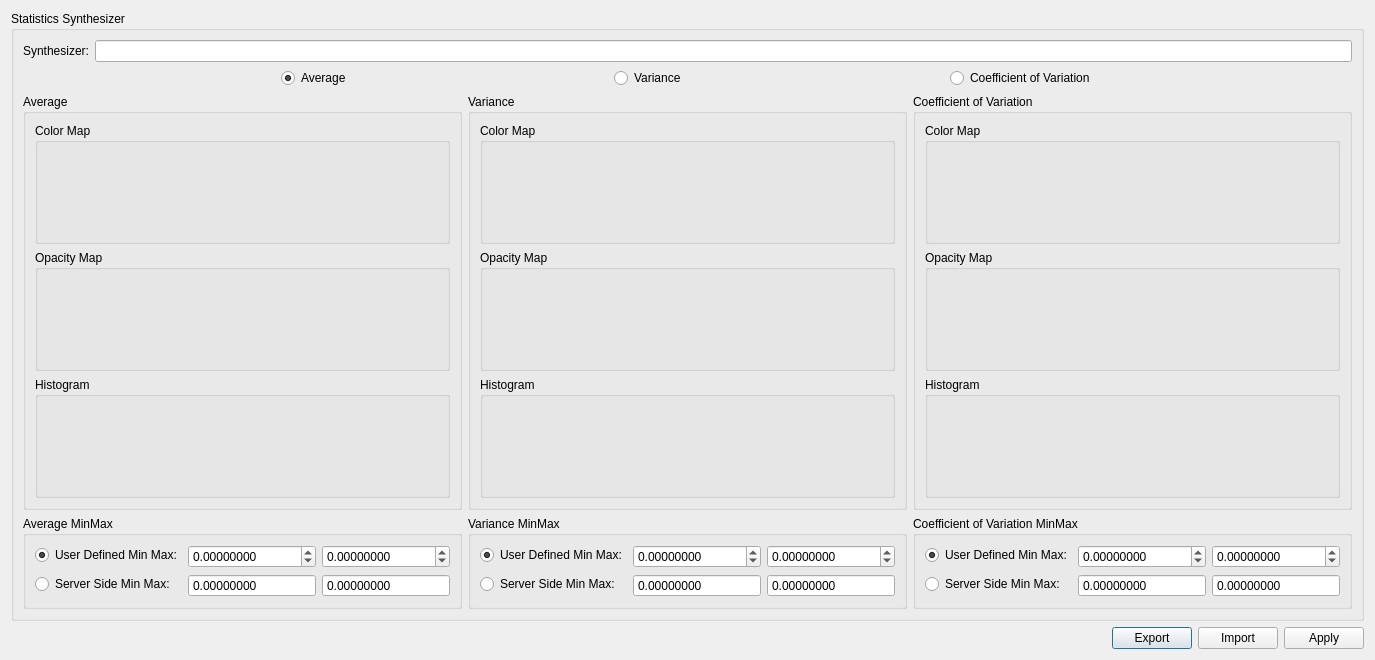
First picture: the form in Client/Widgets/EnsembleTransferFunctionEditor.ui, repository CCSEPBVR/CS-IS-PBVR, before the edit.
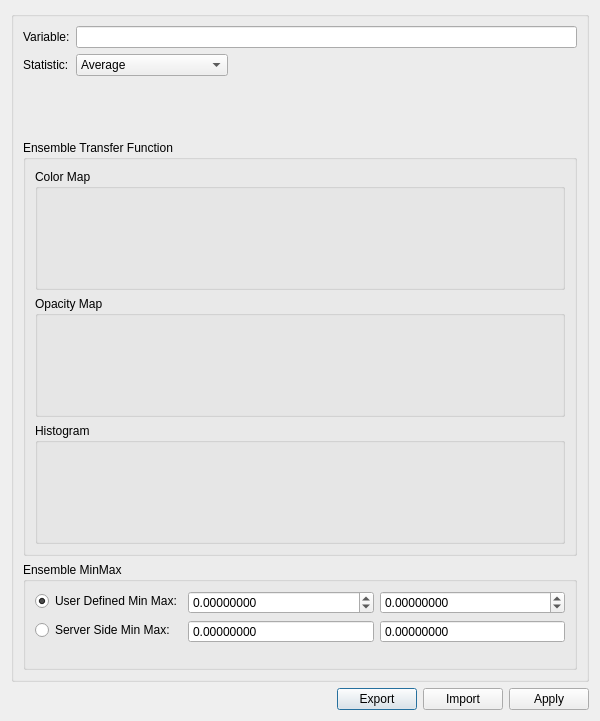
Second picture: the form after the edit. Custom widgets are drawn as their Qt base class.

Commit message: Client EnsembleTransferFunctionEditorのレイアウトを修正 - 統計選択をラジオボタンからコンボボックスへ変更し、Transfer FunctionとMinMaxのUIを1セットに共通化する - 統計ごとの設定値は内部状態として保持し、選択切り替え時に保存・復元するようにする - ラベル配置やダイアログ幅を調整

Patch:
```diff
--- a/Client/Widgets/EnsembleTransferFunctionEditor.ui
+++ b/Client/Widgets/EnsembleTransferFunctionEditor.ui
@@ -6,8 +6,8 @@
    <rect>
     <x>0</x>
     <y>0</y>
-    <width>1100</width>
-    <height>560</height>
+    <width>600</width>
+    <height>721</height>
    </rect>
   </property>
   <property name="windowTitle">
@@ -17,7 +17,7 @@
    <item>
     <widget class="QGroupBox" name="m_statistics_synthesizer_group_box">
      <property name="title">
-      <string>Statistics Synthesizer</string>
+      <string/>
      </property>
      <layout class="QVBoxLayout" name="m_main_layout">
       <item>
@@ -28,92 +28,55 @@
         <item row="0" column="0">
          <widget class="QLabel" name="m_statistics_synthesizer_label">
           <property name="text">
-           <string>Synthesizer:</string>
+           <string>Variable:</string>
           </property>
          </widget>
         </item>
         <item row="0" column="1">
          <widget class="QLineEdit" name="m_statistics_synthesizer_line_edit"/>
         </item>
-       </layout>
-      </item>
-      <item>
-       <layout class="QHBoxLayout" name="m_statistics_selection_layout">
-        <item>
-         <spacer name="m_statistics_left_spacer">
-          <property name="orientation">
-           <enum>Qt::Horizontal</enum>
-          </property>
-          <property name="sizeHint" stdset="0">
-           <size>
-            <width>40</width>
-            <height>20</height>
-           </size>
-          </property>
-         </spacer>
-        </item>
-        <item>
-         <widget class="QRadioButton" name="m_average_radio_button">
+        <item row="1" column="0">
+         <widget class="QLabel" name="m_statistics_label">
           <property name="text">
-           <string>Average</string>
+           <string>Statistic:</string>
           </property>
-          <property name="checked">
-           <bool>true</bool>
-          </property>
          </widget>
         </item>
-        <item>
-         <spacer name="m_statistics_middle_spacer_1">
-          <property name="orientation">
-           <enum>Qt::Horizontal</enum>
-          </property>
-          <property name="sizeHint" stdset="0">
-           <size>
-            <width>40</width>
-            <height>20</height>
-           </size>
-          </property>
-         </spacer>
-        </item>
-        <item>
-         <widget class="QRadioButton" name="m_variance_radio_button">
-          <property name="text">
-           <string>Variance</string>
-          </property>
-         </widget>
-        </item>
-        <item>
-         <spacer name="m_statistics_middle_spacer_2">
-          <property name="orientation">
-           <enum>Qt::Horizontal</enum>
-          </property>
-          <property name="sizeHint" stdset="0">
-           <size>
-            <width>40</width>
-            <height>20</height>
-           </size>
-          </property>
-         </spacer>
-        </item>
-        <item>
-         <widget class="QRadioButton" name="m_coefficient_variation_radio_button">
-          <property name="text">
-           <string>Coefficient of Variation</string>
-          </property>
-         </widget>
-        </item>
-        <item>
-         <spacer name="m_statistics_right_spacer">
-          <property name="orientation">
-           <enum>Qt::Horizontal</enum>
-          </property>
-          <property name="sizeHint" stdset="0">
-           <size>
-            <width>40</width>
-            <height>20</height>
-           </size>
-          </property>
-         </spacer>
+        <item row="1" column="1">
+         <layout class="QHBoxLayout" name="m_statistics_selection_layout">
+          <item>
+           <widget class="QComboBox" name="m_statistics_combo_box">
+            <item>
+             <property name="text">
+              <string>Average</string>
+             </property>
+            </item>
+            <item>
+             <property name="text">
+              <string>Variance</string>
+             </property>
+            </item>
+            <item>
+             <property name="text">
+              <string>Coefficient of Variation</string>
+             </property>
+            </item>
+           </widget>
+          </item>
+          <item>
+           <spacer name="m_statistics_right_spacer">
+            <property name="orientation">
+             <enum>Qt::Orientation::Horizontal</enum>
+            </property>
+            <property name="sizeHint" stdset="0">
+             <size>
+              <width>40</width>
+              <height>20</height>
+             </size>
+            </property>
+           </spacer>
+          </item>
+         </layout>
         </item>
        </layout>
       </item>
@@ -122,7 +85,7 @@
         <item>
          <widget class="QGroupBox" name="m_average_transfer_function_group_box">
           <property name="title">
-           <string>Average</string>
+           <string>Ensemble Transfer Function</string>
           </property>
           <layout class="QVBoxLayout" name="m_average_transfer_function_layout">
            <item>
@@ -132,8 +95,7 @@
              </property>
              <layout class="QVBoxLayout" name="m_average_color_map_layout">
               <item>
-               <!-- Embed point: replace or initialize with the existing TransferFunctionEditor ColorMap widget behavior. -->
-               <widget class="ColorMap" name="m_average_color_map" native="true">
+               <widget class="ColorMap" name="m_color_map" native="true">
                 <property name="minimumSize">
                  <size>
                   <width>0</width>
@@ -152,8 +114,7 @@
              </property>
              <layout class="QVBoxLayout" name="m_average_opacity_map_layout">
               <item>
-               <!-- Embed point: replace or initialize with the existing TransferFunctionEditor OpacityMap widget behavior. -->
-               <widget class="OpacityMap" name="m_average_opacity_map" native="true">
+               <widget class="OpacityMap" name="m_opacity_map" native="true">
                 <property name="minimumSize">
                  <size>
                   <width>0</width>
@@ -172,146 +133,7 @@
              </property>
              <layout class="QVBoxLayout" name="m_average_histogram_layout">
               <item>
-               <!-- Embed point: replace or initialize with the existing TransferFunctionEditor Histogram widget behavior. -->
-               <widget class="Histogram" name="m_average_histogram" native="true">
-                <property name="minimumSize">
-                 <size>
-                  <width>0</width>
-                  <height>80</height>
-                 </size>
-                </property>
-               </widget>
-              </item>
-             </layout>
-            </widget>
-           </item>
-          </layout>
-         </widget>
-        </item>
-        <item>
-         <widget class="QGroupBox" name="m_variance_transfer_function_group_box">
-          <property name="title">
-           <string>Variance</string>
-          </property>
-          <layout class="QVBoxLayout" name="m_variance_transfer_function_layout">
-           <item>
-            <widget class="QGroupBox" name="m_variance_color_map_group_box">
-             <property name="title">
-              <string>Color Map</string>
-             </property>
-             <layout class="QVBoxLayout" name="m_variance_color_map_layout">
-              <item>
-               <!-- Embed point: replace or initialize with the existing TransferFunctionEditor ColorMap widget behavior. -->
-               <widget class="ColorMap" name="m_variance_color_map" native="true">
-                <property name="minimumSize">
-                 <size>
-                  <width>0</width>
-                  <height>80</height>
-                 </size>
-                </property>
-               </widget>
-              </item>
-             </layout>
-            </widget>
-           </item>
-           <item>
-            <widget class="QGroupBox" name="m_variance_opacity_map_group_box">
-             <property name="title">
-              <string>Opacity Map</string>
-             </property>
-             <layout class="QVBoxLayout" name="m_variance_opacity_map_layout">
-              <item>
-               <!-- Embed point: replace or initialize with the existing TransferFunctionEditor OpacityMap widget behavior. -->
-               <widget class="OpacityMap" name="m_variance_opacity_map" native="true">
-                <property name="minimumSize">
-                 <size>
-                  <width>0</width>
-                  <height>80</height>
-                 </size>
-                </property>
-               </widget>
-              </item>
-             </layout>
-            </widget>
-           </item>
-           <item>
-            <widget class="QGroupBox" name="m_variance_histogram_group_box">
-             <property name="title">
-              <string>Histogram</string>
-             </property>
-             <layout class="QVBoxLayout" name="m_variance_histogram_layout">
-              <item>
-               <!-- Embed point: replace or initialize with the existing TransferFunctionEditor Histogram widget behavior. -->
-               <widget class="Histogram" name="m_variance_histogram" native="true">
-                <property name="minimumSize">
-                 <size>
-                  <width>0</width>
-                  <height>80</height>
-                 </size>
-                </property>
-               </widget>
-              </item>
-             </layout>
-            </widget>
-           </item>
-          </layout>
-         </widget>
-        </item>
-        <item>
-         <widget class="QGroupBox" name="m_coefficient_variation_transfer_function_group_box">
-          <property name="title">
-           <string>Coefficient of Variation</string>
-          </property>
-          <layout class="QVBoxLayout" name="m_coefficient_variation_transfer_function_layout">
-           <item>
-            <widget class="QGroupBox" name="m_coefficient_variation_color_map_group_box">
-             <property name="title">
-              <string>Color Map</string>
-             </property>
-             <layout class="QVBoxLayout" name="m_coefficient_variation_color_map_layout">
-              <item>
-               <!-- Embed point: replace or initialize with the existing TransferFunctionEditor ColorMap widget behavior. -->
-               <widget class="ColorMap" name="m_coefficient_variation_color_map" native="true">
-                <property name="minimumSize">
-                 <size>
-                  <width>0</width>
-                  <height>80</height>
-                 </size>
-                </property>
-               </widget>
-              </item>
-             </layout>
-            </widget>
-           </item>
-           <item>
-            <widget class="QGroupBox" name="m_coefficient_variation_opacity_map_group_box">
-             <property name="title">
-              <string>Opacity Map</string>
-             </property>
-             <layout class="QVBoxLayout" name="m_coefficient_variation_opacity_map_layout">
-              <item>
-               <!-- Embed point: replace or initialize with the existing TransferFunctionEditor OpacityMap widget behavior. -->
-               <widget class="OpacityMap" name="m_coefficient_variation_opacity_map" native="true">
-                <property name="minimumSize">
-                 <size>
-                  <width>0</width>
-                  <height>80</height>
-                 </size>
-                </property>
-               </widget>
-              </item>
-             </layout>
-            </widget>
-           </item>
-           <item>
-            <widget class="QGroupBox" name="m_coefficient_variation_histogram_group_box">
-             <property name="title">
-              <string>Histogram</string>
-             </property>
-             <layout class="QVBoxLayout" name="m_coefficient_variation_histogram_layout">
-              <item>
-               <!-- Embed point: replace or initialize with the existing TransferFunctionEditor Histogram widget behavior. -->
-               <widget class="Histogram" name="m_coefficient_variation_histogram" native="true">
+               <widget class="Histogram" name="m_histogram" native="true">
                 <property name="minimumSize">
                  <size>
                   <width>0</width>
@@ -331,11 +153,11 @@
       <item>
        <layout class="QHBoxLayout" name="m_min_max_layout">
         <item>
-         <widget class="QGroupBox" name="m_average_min_max_group_box">
-         <property name="title">
-          <string>Average MinMax</string>
-         </property>
-          <layout class="QFormLayout" name="m_average_min_max_layout">
+         <widget class="QGroupBox" name="m_min_max_group_box">
+          <property name="title">
+           <string>Ensemble MinMax</string>
+          </property>
+          <layout class="QFormLayout" name="m_min_max_form_layout">
            <property name="fieldGrowthPolicy">
             <enum>QFormLayout::AllNonFixedFieldsGrow</enum>
            </property>
@@ -422,233 +244,7 @@
                 <bool>true</bool>
                </property>
                <property name="buttonSymbols">
-                <enum>QAbstractSpinBox::NoButtons</enum>
-               </property>
-               <property name="decimals">
-                <number>8</number>
-               </property>
-               <property name="minimum">
-                <double>-100000000000000000.000000000000000</double>
-               </property>
-               <property name="maximum">
-                <double>100000000000000000.000000000000000</double>
-               </property>
-               <property name="singleStep">
-                <double>0.100000000000000</double>
-               </property>
-              </widget>
-             </item>
-            </layout>
-           </item>
-          </layout>
-         </widget>
-        </item>
-        <item>
-         <widget class="QGroupBox" name="m_variance_min_max_group_box">
-         <property name="title">
-          <string>Variance MinMax</string>
-         </property>
-          <layout class="QFormLayout" name="m_variance_min_max_layout">
-           <property name="fieldGrowthPolicy">
-            <enum>QFormLayout::AllNonFixedFieldsGrow</enum>
-           </property>
-           <item row="0" column="0">
-            <widget class="QRadioButton" name="m_variance_user_min_max_radio_button">
-             <property name="text">
-              <string>User Defined Min Max:</string>
-             </property>
-             <property name="checked">
-              <bool>true</bool>
-             </property>
-            </widget>
-           </item>
-           <item row="0" column="1">
-            <layout class="QHBoxLayout" name="m_variance_user_min_max_input_layout">
-             <item>
-              <widget class="QDoubleSpinBox" name="m_variance_user_min_double_spin_box">
-               <property name="decimals">
-                <number>8</number>
-               </property>
-               <property name="minimum">
-                <double>-100000000000000000.000000000000000</double>
-               </property>
-               <property name="maximum">
-                <double>100000000000000000.000000000000000</double>
-               </property>
-               <property name="singleStep">
-                <double>0.100000000000000</double>
-               </property>
-              </widget>
-             </item>
-             <item>
-              <widget class="QDoubleSpinBox" name="m_variance_user_max_double_spin_box">
-               <property name="decimals">
-                <number>8</number>
-               </property>
-               <property name="minimum">
-                <double>-100000000000000000.000000000000000</double>
-               </property>
-               <property name="maximum">
-                <double>100000000000000000.000000000000000</double>
-               </property>
-               <property name="singleStep">
-                <double>0.100000000000000</double>
-               </property>
-              </widget>
-             </item>
-            </layout>
-           </item>
-           <item row="1" column="0">
-            <widget class="QRadioButton" name="m_variance_server_min_max_radio_button">
-             <property name="text">
-              <string>Server Side Min Max:</string>
-             </property>
-            </widget>
-           </item>
-           <item row="1" column="1">
-            <layout class="QHBoxLayout" name="m_variance_server_min_max_input_layout">
-             <item>
-              <widget class="QDoubleSpinBox" name="m_variance_server_min_double_spin_box">
-               <property name="readOnly">
-                <bool>true</bool>
-               </property>
-               <property name="buttonSymbols">
-                <enum>QAbstractSpinBox::NoButtons</enum>
-               </property>
-               <property name="decimals">
-                <number>8</number>
-               </property>
-               <property name="minimum">
-                <double>-100000000000000000.000000000000000</double>
-               </property>
-               <property name="maximum">
-                <double>100000000000000000.000000000000000</double>
-               </property>
-               <property name="singleStep">
-                <double>0.100000000000000</double>
-               </property>
-              </widget>
-             </item>
-             <item>
-              <widget class="QDoubleSpinBox" name="m_variance_server_max_double_spin_box">
-               <property name="readOnly">
-                <bool>true</bool>
-               </property>
-               <property name="buttonSymbols">
-                <enum>QAbstractSpinBox::NoButtons</enum>
-               </property>
-               <property name="decimals">
-                <number>8</number>
-               </property>
-               <property name="minimum">
-                <double>-100000000000000000.000000000000000</double>
-               </property>
-               <property name="maximum">
-                <double>100000000000000000.000000000000000</double>
-               </property>
-               <property name="singleStep">
-                <double>0.100000000000000</double>
-               </property>
-              </widget>
-             </item>
-            </layout>
-           </item>
-          </layout>
-         </widget>
-        </item>
-        <item>
-         <widget class="QGroupBox" name="m_coefficient_variation_min_max_group_box">
-         <property name="title">
-          <string>Coefficient of Variation MinMax</string>
-         </property>
-          <layout class="QFormLayout" name="m_coefficient_variation_min_max_layout">
-           <property name="fieldGrowthPolicy">
-            <enum>QFormLayout::AllNonFixedFieldsGrow</enum>
-           </property>
-           <item row="0" column="0">
-            <widget class="QRadioButton" name="m_coefficient_variation_user_min_max_radio_button">
-             <property name="text">
-              <string>User Defined Min Max:</string>
-             </property>
-             <property name="checked">
-              <bool>true</bool>
-             </property>
-            </widget>
-           </item>
-           <item row="0" column="1">
-            <layout class="QHBoxLayout" name="m_coefficient_variation_user_min_max_input_layout">
-             <item>
-              <widget class="QDoubleSpinBox" name="m_coefficient_variation_user_min_double_spin_box">
-               <property name="decimals">
-                <number>8</number>
-               </property>
-               <property name="minimum">
-                <double>-100000000000000000.000000000000000</double>
-               </property>
-               <property name="maximum">
-                <double>100000000000000000.000000000000000</double>
-               </property>
-               <property name="singleStep">
-                <double>0.100000000000000</double>
-               </property>
-              </widget>
-             </item>
-             <item>
-              <widget class="QDoubleSpinBox" name="m_coefficient_variation_user_max_double_spin_box">
-               <property name="decimals">
-                <number>8</number>
-               </property>
-               <property name="minimum">
-                <double>-100000000000000000.000000000000000</double>
-               </property>
-               <property name="maximum">
-                <double>100000000000000000.000000000000000</double>
-               </property>
-               <property name="singleStep">
-                <double>0.100000000000000</double>
-               </property>
-              </widget>
-             </item>
-            </layout>
-           </item>
-           <item row="1" column="0">
-            <widget class="QRadioButton" name="m_coefficient_variation_server_min_max_radio_button">
-             <property name="text">
-              <string>Server Side Min Max:</string>
-             </property>
-            </widget>
-           </item>
-           <item row="1" column="1">
-            <layout class="QHBoxLayout" name="m_coefficient_variation_server_min_max_input_layout">
-             <item>
-              <widget class="QDoubleSpinBox" name="m_coefficient_variation_server_min_double_spin_box">
-               <property name="readOnly">
-                <bool>true</bool>
-               </property>
-               <property name="buttonSymbols">
-                <enum>QAbstractSpinBox::NoButtons</enum>
-               </property>
-               <property name="decimals">
-                <number>8</number>
-               </property>
-               <property name="minimum">
-                <double>-100000000000000000.000000000000000</double>
-               </property>
-               <property name="maximum">
-                <double>100000000000000000.000000000000000</double>
-               </property>
-               <property name="singleStep">
-                <double>0.100000000000000</double>
-               </property>
-              </widget>
-             </item>
-             <item>
-              <widget class="QDoubleSpinBox" name="m_coefficient_variation_server_max_double_spin_box">
-               <property name="readOnly">
-                <bool>true</bool>
-               </property>
-               <property name="buttonSymbols">
-                <enum>QAbstractSpinBox::NoButtons</enum>
+                <enum>QAbstractSpinBox::ButtonSymbols::NoButtons</enum>
                </property>
                <property name="decimals">
                 <number>8</number>
```
Left out of the diff: 40 changed lines with no effect on the pictures. The commit also changes 2 other files.
